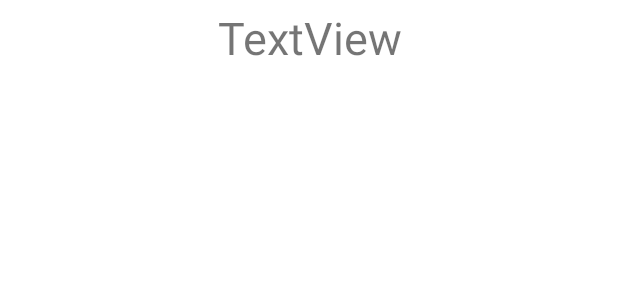
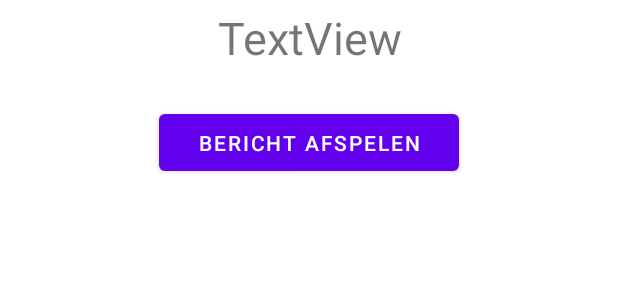
Before and after one commit to Vaannelies/medialab-admin, an Android app: the layout list_item.xml on its own in the app's theme, with its tools: preview values and no code run, on a phone screen of 412 x 824 dp. Shown: the top 300 px of the screen. Run offline under Robolectric (Android 15) with nearby library versions, the phone set to English and light mode, and no system bars.

```diff
--- a/app/src/main/res/layout/list_item.xml
+++ b/app/src/main/res/layout/list_item.xml
@@ -1,10 +1,13 @@
 <?xml version="1.0" encoding="utf-8"?>
 
-<!--<LinearLayout android:layout_height="200dp"-->
-<!--    android:layout_width="200dp"-->
-<!--    xmlns:android="http://schemas.android.com/apk/res/android"-->
-<!--    xmlns:app="http://schemas.android.com/apk/res-auto"-->
-<!--    android:orientation="horizontal">-->
+<LinearLayout xmlns:android="http://schemas.android.com/apk/res/android"
+    xmlns:app="http://schemas.android.com/apk/res-auto"
+    xmlns:tools="http://schemas.android.com/tools"
+
+    android:layout_width="match_parent"
+    android:layout_height="match_parent"
+    android:orientation="vertical"
+    android:outlineAmbientShadowColor="@color/black">
 
 <TextView
     xmlns:android="http://schemas.android.com/apk/res/android"
@@ -14,12 +17,36 @@
     app:layout_constraintTop_toTopOf="parent"
     android:layout_width="match_parent"
     android:layout_height="50dp"
-    android:id="@+id/list_item"
+    android:id="@+id/item_id"
     android:text="TextView"
     android:textSize="30dp"
     android:gravity="center"
     android:textAlignment="center"
     />
+
+    <androidx.constraintlayout.widget.ConstraintLayout
+        android:layout_width="match_parent"
+        android:layout_height="wrap_content"
+        android:padding="20dp">
+
+        <Button
+        xmlns:android="http://schemas.android.com/apk/res/android"
+            xmlns:app="http://schemas.android.com/apk/res-auto"
+        app:layout_constraintEnd_toEndOf="parent"
+        app:layout_constraintStart_toStartOf="parent"
+        app:layout_constraintTop_toTopOf="parent"
+        android:layout_width="200dp"
+        android:layout_height="50dp"
+        android:id="@+id/item_has_message"
+        android:text="Bericht afspelen"
+        android:textAlignment="center"
+        android:textSize="14dp"
+
+        />
+
+    </androidx.constraintlayout.widget.ConstraintLayout>
+
+</LinearLayout>
 <!--    android:id="@+id/textView"-->
 
 <!--<TextView-->
```
Also changed, not shown: app/src/main/java/nl/hr/annelies/medialab_admin/AdapterListView.java (added, +226 -0 lines), app/src/main/java/nl/hr/annelies/medialab_admin/ListItemModel.java (added, +33 -0 lines), app/src/main/java/nl/hr/annelies/medialab_admin/MainActivity.java (+79 -76 lines).
